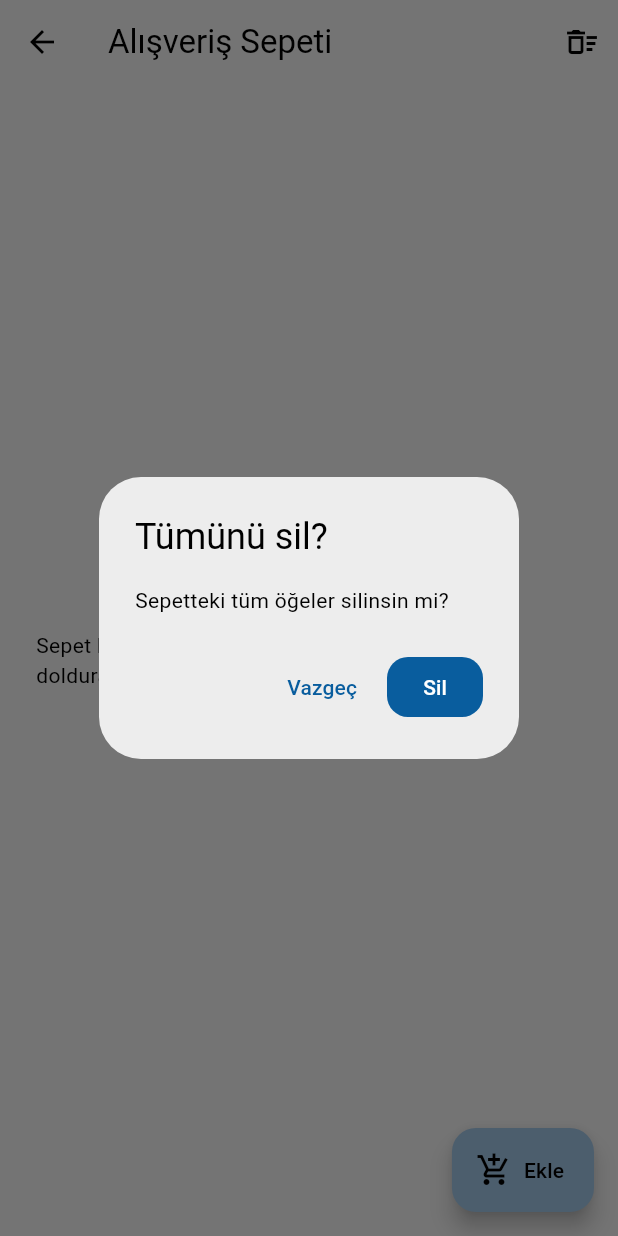
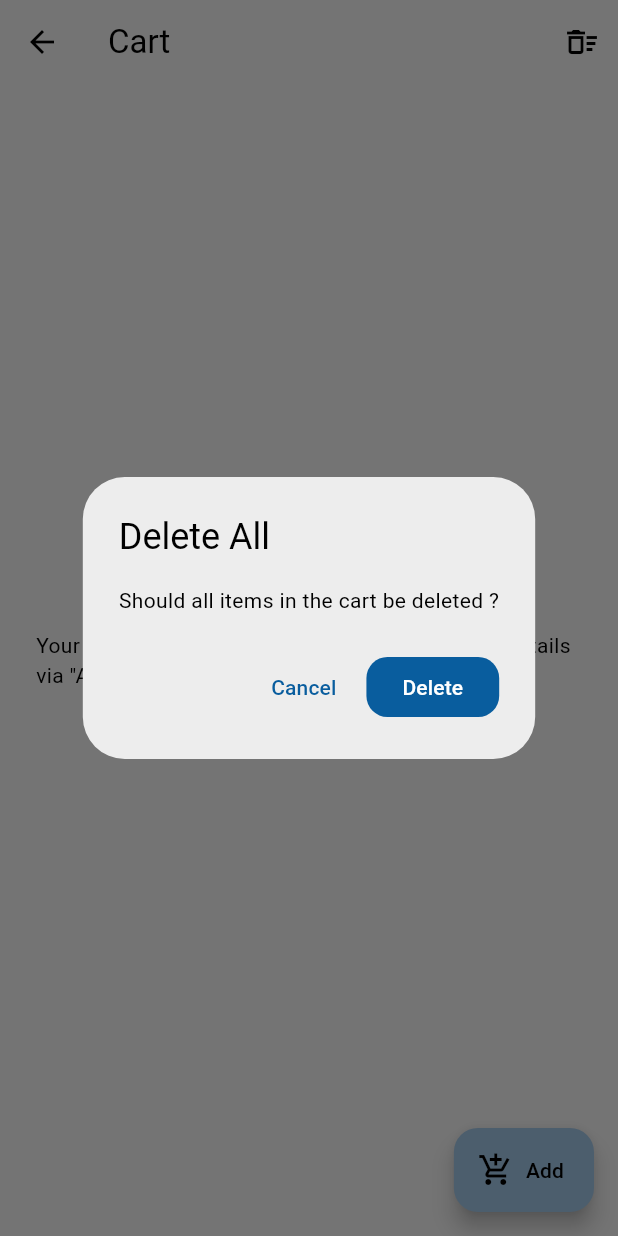
Before and after one commit to Yido1007/dorm_chef, a Flutter app: the GroceryScreen screen opened directly, after a tap on the "delete sweep" icon, on a phone screen of 412 x 824 dp. Run offline on Flutter 3.47's test engine with Material 3 defaults, Android fonts, the phone set to English and light mode, and no system bars; our stand-ins replace cloud_firestore, easy_localization, firebase_auth, firebase_core, flex_color_scheme, google_sign_in and 4 more; missing offline and left inert: android_intent_plus, mobile_scanner; accounts and stored records are empty.

Commit message:
Language support added to the cart screen

```diff
--- a/asset/lang/en.json
+++ b/asset/lang/en.json
@@ -59,7 +59,12 @@
   "main_screen": "Home",
   "inventory": "Inventory",
   "cart": "Cart",
+  "clear_cart":"Clear Cart",
+  "delete":"Delete",
+  "cancel":"Cancel",
+  "cart_delete":"Should all items in the cart be deleted ?",
   "cart_main": "Your cart is empty. You can fill it from the recipe details via \"Add missing items.\"",
+  "remove":"Remove",
   "recipe": "Recipes",
   "filter": "Filter",
   "clear_filter": "Clear Filters",
@@ -71,6 +76,9 @@
   "scan": "Scan Barcode",
   "flash": "Flashlight",
   "camera": "Switch Camera",
+  "add":"Add",
+  "add_ing":"Add Ingredients",
+  "example":"Örneğin Süt",
   "ingredients": "Ingredients",
   "what_you_have": "What You Have",
   "missing": "Missing Items",
--- a/asset/lang/tr.json
+++ b/asset/lang/tr.json
@@ -59,6 +59,11 @@
   "main_screen":"Ana Sayfa",
   "inventory":"Envanter",
   "cart":"Sepet",
+  "clear_cart":"Sepeti Temizle",
+  "delete":"Sil",
+  "cancel":"Vazgeç",
+  "cart_delete":"Sepetteki tüm öğeler silinsin mi ?",
+  "remove":"Kaldır",
   "cart_main":"Sepet boş. Tarif detayından “Eksikleri ekle” ile doldurabilirsin.",
   "recipe":"Tarifler",
   "filter":"Filtrele",
@@ -71,7 +76,9 @@
   "scan":"Barkod Tara",
   "flash":"Fener",
   "camera":"Kamerayı Ters Çevirin",
-
+  "add":"Ekle",
+  "add_ing":"Malzeme Ekle",
+  "example":"For Example: Milk",
   "ingredients":"Malzemeler",
   "what_you_have":"Elinde Olanlar",
   "missing":"Eksik Olanlar",
--- a/lib/screen/client/grocery.dart
+++ b/lib/screen/client/grocery.dart
@@ -1,3 +1,4 @@
+import 'package:easy_localization/easy_localization.dart';
 import 'package:flutter/material.dart';
 import 'package:provider/provider.dart';
 import '../../provider/grocery.dart';
@@ -23,25 +24,25 @@ class _GroceryScreenState extends State<GroceryScreen> {
 
     return Scaffold(
       appBar: AppBar(
-        title: const Text('Alışveriş Sepeti'),
+        title: Text('cart'.tr()),
         actions: [
           IconButton(
-            tooltip: 'Sepeti temizle',
+            tooltip: 'clear_cart'.tr(),
             onPressed: () async {
               final ok = await showDialog<bool>(
                 context: context,
                 builder:
                     (ctx) => AlertDialog(
-                      title: const Text('Tümünü sil?'),
-                      content: const Text('Sepetteki tüm öğeler silinsin mi?'),
+                      title: Text('delete_all'.tr()),
+                      content: Text('cart_delete'.tr()),
                       actions: [
                         TextButton(
                           onPressed: () => Navigator.pop(ctx, false),
-                          child: const Text('Vazgeç'),
+                          child: Text('cancel'.tr()),
                         ),
                         FilledButton(
                           onPressed: () => Navigator.pop(ctx, true),
-                          child: const Text('Sil'),
+                          child: Text('delete'.tr()),
                         ),
                       ],
                     ),
@@ -55,12 +56,10 @@ class _GroceryScreenState extends State<GroceryScreen> {
       body: Consumer<GroceryBag>(
         builder: (context, bag, _) {
           if (bag.items.isEmpty) {
-            return const Center(
+            return Center(
               child: Padding(
                 padding: EdgeInsets.all(24.0),
-                child: Text(
-                  'Sepet boş. Tarif detayından “Eksikleri ekle” ile doldurabilirsin.',
-                ),
+                child: Text('cart_main'.tr()),
               ),
             );
           }
@@ -80,7 +79,7 @@ class _GroceryScreenState extends State<GroceryScreen> {
                   ),
                 ),
                 secondary: IconButton(
-                  tooltip: 'Kaldır',
+                  tooltip: 'remove'.tr(),
                   icon: const Icon(Icons.close),
                   onPressed: () => bag.remove(it.id),
                 ),
@@ -96,22 +95,22 @@ class _GroceryScreenState extends State<GroceryScreen> {
             context: context,
             builder:
                 (ctx) => AlertDialog(
-                  title: const Text('Öğe ekle'),
+                  title: Text('add_ing'.tr()),
                   content: TextField(
                     controller: ctrl,
                     autofocus: true,
                     textInputAction: TextInputAction.done,
-                    decoration: const InputDecoration(hintText: 'Örn. Süt'),
+                    decoration: InputDecoration(hintText: 'example'.tr()),
                     onSubmitted: (_) => Navigator.pop(ctx, true),
                   ),
                   actions: [
                     TextButton(
                       onPressed: () => Navigator.pop(ctx, false),
-                      child: const Text('Vazgeç'),
+                      child: Text('cancel'.tr()),
                     ),
                     FilledButton(
                       onPressed: () => Navigator.pop(ctx, true),
-                      child: const Text('Ekle'),
+                      child: Text('add'.tr()),
                     ),
                   ],
                 ),
@@ -122,7 +121,7 @@ class _GroceryScreenState extends State<GroceryScreen> {
           }
         },
         icon: const Icon(Icons.add_shopping_cart),
-        label: const Text('Ekle'),
+        label: Text('add'.tr()),
       ),
     );
   }
```
